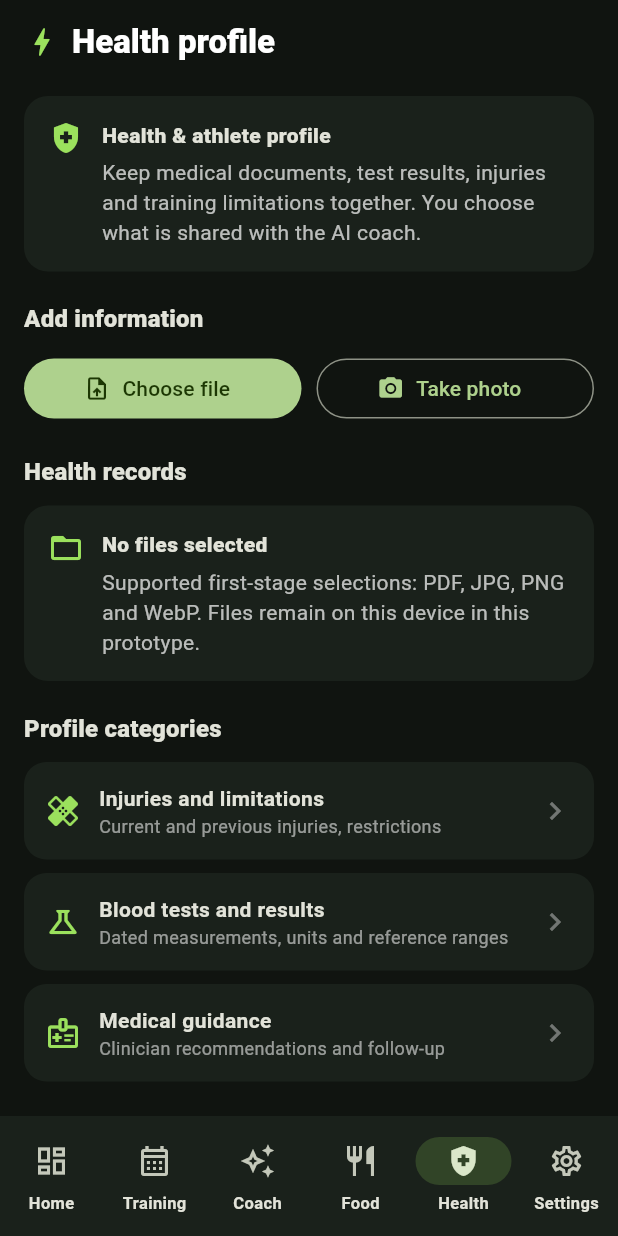
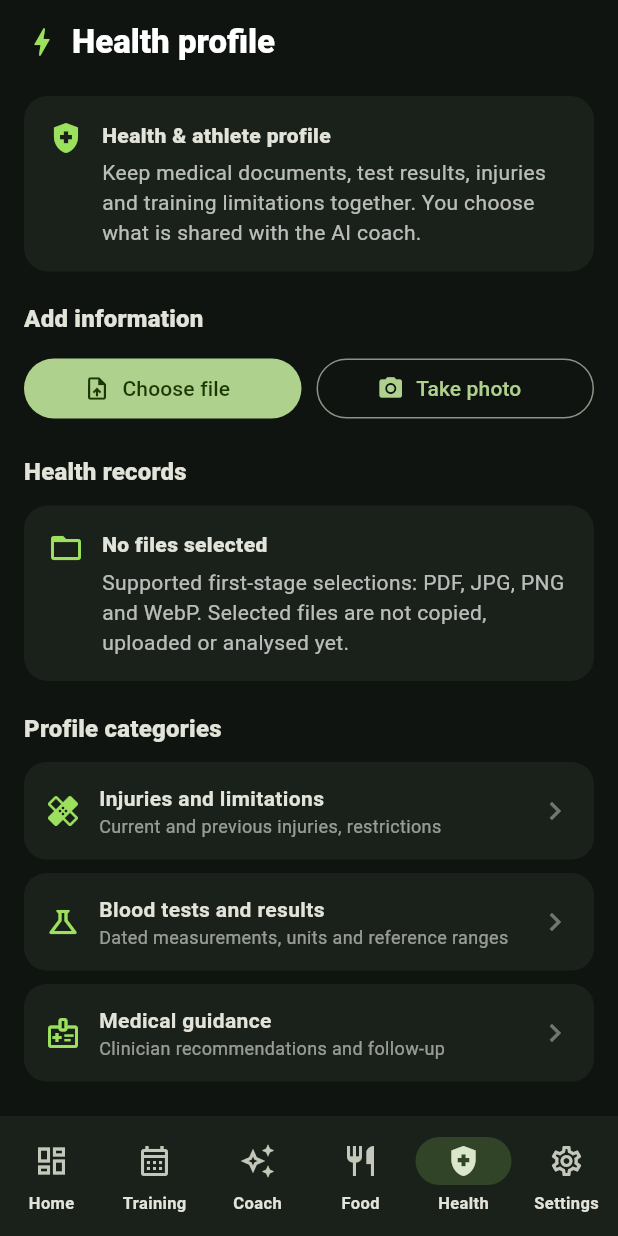
Before and after one commit to minitombo/runfuel-mcp-public, a Flutter app: the screen it shows after launch, item 5 of the bottom bar chosen, after a tap on "Choose file", on a phone screen of 412 x 824 dp. Run offline on Flutter 3.47's test engine with Material 3 defaults, Android fonts, the phone set to English and light mode, and no system bars; our stand-ins replace file_picker, image_picker, shared_preferences, sqflite; accounts and stored records are empty; statements that could not run were skipped.

Commit message:
Clarify health file selection is not persistent or uploaded

```diff
--- a/app/lib/main.dart
+++ b/app/lib/main.dart
@@ -342,7 +342,7 @@ class _HealthPageState extends State<HealthPage> {
     if (result != null && mounted) {
       setState(() => _selectedFiles.addAll(result.files.map((f) => f.name)));
       ScaffoldMessenger.of(context).showSnackBar(
-        const SnackBar(content: Text('File selected locally. Secure upload and AI analysis will be enabled in a later integration step.')),
+        const SnackBar(content: Text('File selected. It has not been copied, uploaded or analysed.')),
       );
     }
   }
@@ -352,7 +352,7 @@ class _HealthPageState extends State<HealthPage> {
     if (image != null && mounted) {
       setState(() => _selectedFiles.add(image.name));
       ScaffoldMessenger.of(context).showSnackBar(
-        const SnackBar(content: Text('Photo selected locally. It has not been uploaded or shared.')),
+        const SnackBar(content: Text('Photo selected. It has not been copied, uploaded or shared.')),
       );
     }
   }
@@ -372,7 +372,7 @@ class _HealthPageState extends State<HealthPage> {
         ]),
         const SectionTitle('Health records'),
         if (_selectedFiles.isEmpty)
-          const InfoPanel(icon: Icons.folder_open, title: 'No files selected', body: 'Supported first-stage selections: PDF, JPG, PNG and WebP. Files remain on this device in this prototype.')
+          const InfoPanel(icon: Icons.folder_open, title: 'No files selected', body: 'Supported first-stage selections: PDF, JPG, PNG and WebP. Selected files are not copied, uploaded or analysed yet.')
         else
           ..._selectedFiles.map((name) => ConnectionTile(name: name, detail: 'Selected on this device · not uploaded', icon: Icons.description_outlined)),
         const SectionTitle('Profile categories'),
```
